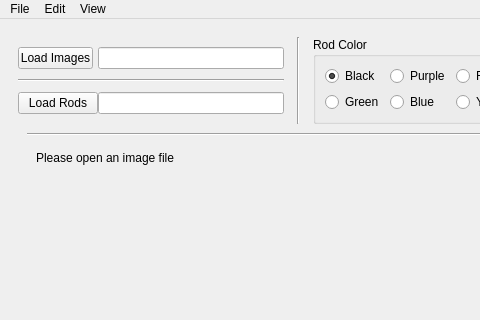
Old version of the form Python/track_ui.ui in the repository ANP-Granular/ParticleTracking; both pictures show x 0 to 480 and y 0 to 320 of the 1072 by 532 pixel window.
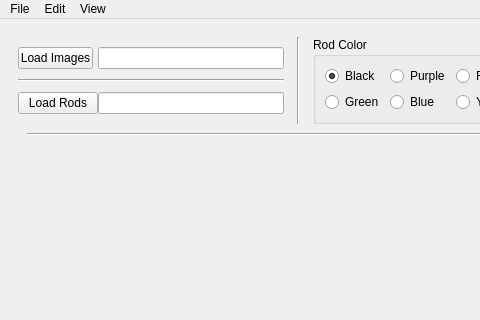
New version of the form. Icons and pictures are not drawn. Custom widgets are drawn as their Qt base class.

Commit message:
feat: centers images and introduces a logo
The image displayed is now always centered in its container. A first draft of a logo/icon is introduced.

The edit to the form file:
```diff
--- a/Python/track_ui.ui
+++ b/Python/track_ui.ui
@@ -476,8 +476,8 @@
                 <rect>
                  <x>0</x>
                  <y>0</y>
-                 <width>355</width>
-                 <height>224</height>
+                 <width>522</width>
+                 <height>274</height>
                 </rect>
                </property>
                <layout class="QVBoxLayout" name="verticalLayout_5">
@@ -499,13 +499,16 @@
                    <enum>QFrame::Plain</enum>
                   </property>
                   <property name="text">
-                   <string>Please open an image file</string>
+                   <string/>
+                  </property>
+                  <property name="pixmap">
+                   <pixmap>resources/icon_main.ico</pixmap>
                   </property>
                   <property name="scaledContents">
                    <bool>false</bool>
                   </property>
                   <property name="alignment">
-                   <set>Qt::AlignLeading|Qt::AlignLeft|Qt::AlignTop</set>
+                   <set>Qt::AlignCenter</set>
                   </property>
                  </widget>
                 </item>
```
Left out of the diff: 6 changed lines with no effect on the pictures. The commit also changes 5 other files.
